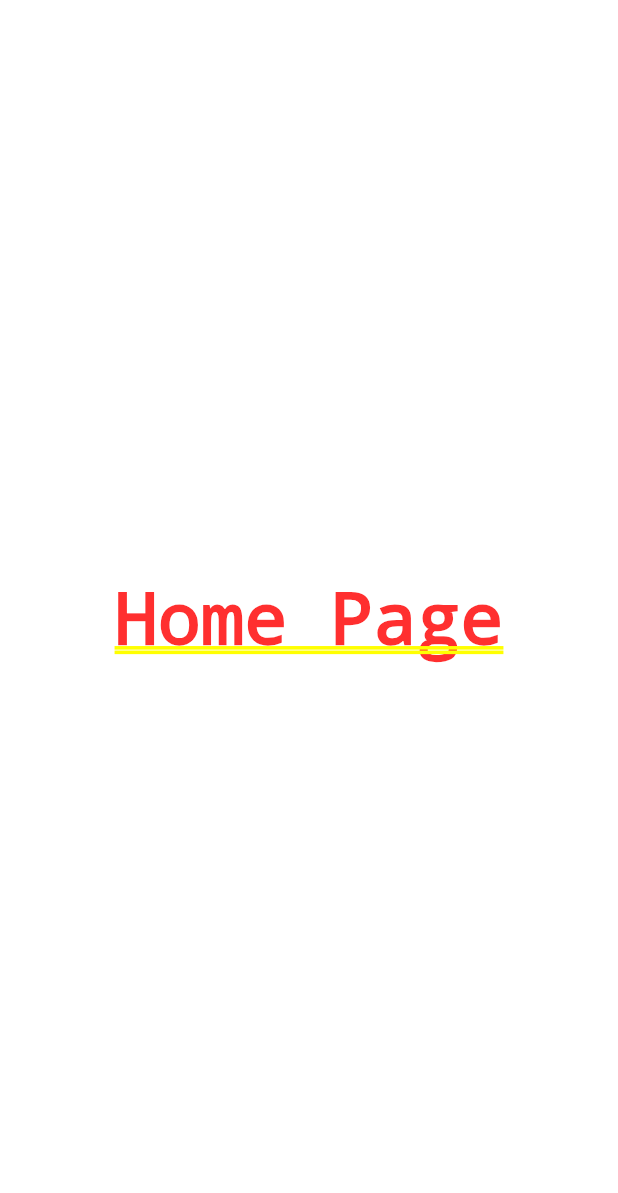
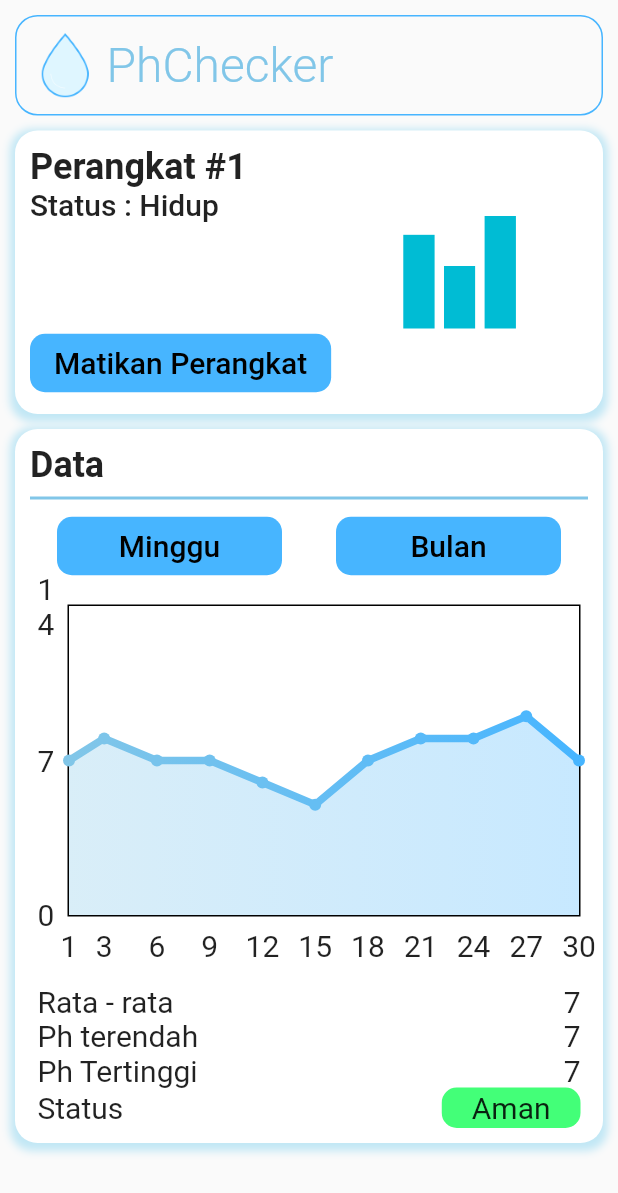
Before and after one commit to MissterMan/ph_check, a Flutter app: the screen it shows after launch, on a phone screen of 412 x 824 dp. Shown: the top 1193 px of the screen. Run offline on Flutter 3.47's test engine with Material 2 defaults, Android fonts, the phone set to English and light mode, and no system bars; drawn by our look-alikes of fl_chart; our stand-ins replace google_fonts.

Commit message:
menambahkan home page

```diff
--- a/lib/page/home_page.dart
+++ b/lib/page/home_page.dart
@@ -1,4 +1,7 @@
-import 'package:flutter/cupertino.dart';
+import 'package:flutter/material.dart';
+import 'package:ph_check/widget/container_data.dart';
+import 'package:ph_check/widget/container_status.dart';
+import 'package:ph_check/widget/custom_appbar.dart';
 
 class HomePage extends StatelessWidget {
   static const routeName = '/home_page';
@@ -6,8 +9,27 @@ class HomePage extends StatelessWidget {
 
   @override
   Widget build(BuildContext context) {
-    return const Center(
-      child: Text('Home Page'),
+    return Scaffold(
+      body: SafeArea(
+        child: SingleChildScrollView(
+          child: Container(
+            padding: const EdgeInsets.all(10),
+            child: Column(
+              children: const [
+                CustomAppBar(),
+                SizedBox(
+                  height: 10,
+                ),
+                ContainerStatus(status: true),
+                SizedBox(
+                  height: 10,
+                ),
+                ContainerData(),
+              ],
+            ),
+          ),
+        ),
+      ),
     );
   }
 }
--- a/lib/util/style.dart
+++ b/lib/util/style.dart
@@ -6,11 +6,22 @@ TextStyle titleTextStyle = GoogleFonts.quantico(
   fontWeight: FontWeight.w300,
   color: blueLight,
 );
-
-TextStyle headlineTextStyle = GoogleFonts.poorStory(fontSize: 24);
+TextStyle headline1TextStyle = GoogleFonts.poorStory(
+  fontSize: 32,
+  fontWeight: FontWeight.w300,
+  color: blueLight,
+);
+TextStyle headline2TextStyle = GoogleFonts.poorStory(fontSize: 24);
 TextStyle normalTextStyle = GoogleFonts.poorStory(fontSize: 20);
 
 const Color blueLight = Color(0xFF81c6e8);
 const Color blueDark = Color(0xFF47b5ff);
 const Color blueShadow = Color(0xFFC1E7F5);
 const Color greenLight = Color(0xFF43FF78);
+const Color black = Color(0xFF000000);
+const Color white = Color(0xFFFFFFFF);
+
+List<Color> gradientColors = [
+  blueLight,
+  blueDark,
+];
--- /dev/null
+++ b/lib/widget/chart.dart
@@ -0,0 +1,266 @@
+import 'package:fl_chart/fl_chart.dart';
+import 'package:flutter/material.dart';
+import 'package:ph_check/util/style.dart';
+
+class Chart extends StatefulWidget {
+  const Chart({super.key});
+
+  @override
+  State<Chart> createState() => _ChartState();
+}
+
+class _ChartState extends State<Chart> {
+  bool showAvg = true;
+
+  @override
+  Widget build(BuildContext context) {
+    return Stack(
+      children: <Widget>[
+        AspectRatio(
+          aspectRatio: 1.5,
+          child: Padding(
+            padding: const EdgeInsets.all(5),
+            child: LineChart(
+              showAvg ? monthData() : weekData(),
+            ),
+          ),
+        ),
+      ],
+    );
+  }
+
+  Widget bottomWeekTitleWidgets(double value, TitleMeta meta) {
+    Widget text;
+    switch (value.toInt()) {
+      case 1:
+        text = Text('S', style: normalTextStyle);
+        break;
+      case 2:
+        text = Text('S', style: normalTextStyle);
+        break;
+      case 3:
+        text = Text('R', style: normalTextStyle);
+        break;
+      case 4:
+        text = Text('K', style: normalTextStyle);
+        break;
+      case 5:
+        text = Text('J', style: normalTextStyle);
+        break;
+      case 6:
+        text = Text('S', style: normalTextStyle);
+        break;
+      case 7:
+        text = Text('M', style: normalTextStyle);
+        break;
+      default:
+        text = Text('', style: normalTextStyle);
+        break;
+    }
+
+    return SideTitleWidget(
+      axisSide: meta.axisSide,
+      child: text,
+    );
+  }
+
+  Widget bottomMonthTitleWidgets(double value, TitleMeta meta) {
+    Widget text;
+    switch (value.toInt()) {
+      case 1:
+        text = Text('1', style: normalTextStyle);
+        break;
+      case 3:
+        text = Text('3', style: normalTextStyle);
+        break;
+      case 6:
+        text = Text('6', style: normalTextStyle);
+        break;
+      case 9:
+        text = Text('9', style: normalTextStyle);
+        break;
+      case 12:
+        text = Text('12', style: normalTextStyle);
+        break;
+      case 15:
+        text = Text('15', style: normalTextStyle);
+        break;
+      case 18:
+        text = Text('18', style: normalTextStyle);
+        break;
+      case 21:
+        text = Text('21', style: normalTextStyle);
+        break;
+      case 24:
+        text = Text('24', style: normalTextStyle);
+        break;
+      case 27:
+        text = Text('27', style: normalTextStyle);
+        break;
+      case 30:
+        text = Text('30', style: normalTextStyle);
+        break;
+      default:
+        text = Text('', style: normalTextStyle);
+        break;
+    }
+
+    return SideTitleWidget(
+      axisSide: meta.axisSide,
+      child: text,
+    );
+  }
+
+  Widget leftTitleWidgets(double value, TitleMeta meta) {
+    String text;
+    switch (value.toInt()) {
+      case 0:
+        text = '0';
+        break;
+      case 7:
+        text = '7';
+        break;
+      case 14:
+        text = '14';
+        break;
+      default:
+        return Container();
+    }
+
+    return Text(text, style: normalTextStyle, textAlign: TextAlign.left);
+  }
+
+  LineChartData weekData() {
+    return LineChartData(
+      gridData: FlGridData(
+        show: false,
+      ),
+      titlesData: FlTitlesData(
+        show: true,
+        rightTitles: AxisTitles(
+          sideTitles: SideTitles(showTitles: false),
+        ),
+        topTitles: AxisTitles(
+          sideTitles: SideTitles(showTitles: false),
+        ),
+        bottomTitles: AxisTitles(
+          sideTitles: SideTitles(
+            showTitles: true,
+            reservedSize: 30,
+            interval: 1,
+            getTitlesWidget: bottomWeekTitleWidgets,
+          ),
+        ),
+        leftTitles: AxisTitles(
+          sideTitles: SideTitles(
+            showTitles: true,
+            interval: 1,
+            getTitlesWidget: leftTitleWidgets,
+            reservedSize: 20,
+          ),
+        ),
+      ),
+      minX: 1,
+      maxX: 7,
+      minY: 0,
+      maxY: 14,
+      lineBarsData: [
+        LineChartBarData(
+          spots: const [
+            FlSpot(1, 7),
+            FlSpot(2, 8),
+            FlSpot(3, 7),
+            FlSpot(4, 7),
+            FlSpot(5, 6),
+            FlSpot(6, 5),
+            FlSpot(7, 6),
+          ],
+          gradient: LinearGradient(
+            colors: gradientColors,
+          ),
+          barWidth: 5,
+          dotData: FlDotData(
+            show: true,
+          ),
+          belowBarData: BarAreaData(
+            show: true,
+            gradient: LinearGradient(
+              colors: gradientColors
+                  .map((color) => color.withOpacity(0.3))
+                  .toList(),
+            ),
+          ),
+        ),
+      ],
+    );
+  }
+
+  LineChartData monthData() {
+    return LineChartData(
+      gridData: FlGridData(
+        show: false,
+      ),
+      titlesData: FlTitlesData(
+        show: true,
+        rightTitles: AxisTitles(
+          sideTitles: SideTitles(showTitles: false),
+        ),
+        topTitles: AxisTitles(
+          sideTitles: SideTitles(showTitles: false),
+        ),
+        bottomTitles: AxisTitles(
+          sideTitles: SideTitles(
+            showTitles: true,
+            reservedSize: 30,
+            interval: 1,
+            getTitlesWidget: bottomMonthTitleWidgets,
+          ),
+        ),
+        leftTitles: AxisTitles(
+          sideTitles: SideTitles(
+            showTitles: true,
+            interval: 1,
+            getTitlesWidget: leftTitleWidgets,
+            reservedSize: 20,
+          ),
+        ),
+      ),
+      minX: 1,
+      maxX: 30,
+      minY: 0,
+      maxY: 14,
+      lineBarsData: [
+        LineChartBarData(
+          spots: const [
+            FlSpot(1, 7),
+            FlSpot(3, 8),
+            FlSpot(6, 7),
+            FlSpot(9, 7),
+            FlSpot(12, 6),
+            FlSpot(15, 5),
+            FlSpot(18, 7),
+            FlSpot(21, 8),
+            FlSpot(24, 8),
+            FlSpot(27, 9),
+            FlSpot(30, 7),
+          ],
+          gradient: LinearGradient(
+            colors: gradientColors,
+          ),
+          barWidth: 5,
+          dotData: FlDotData(
+            show: true,
+          ),
+          belowBarData: BarAreaData(
+            show: true,
+            gradient: LinearGradient(
+              colors: gradientColors
+                  .map((color) => color.withOpacity(0.3))
+                  .toList(),
+            ),
+          ),
+        ),
+      ],
+    );
+  }
+}
--- /dev/null
+++ b/lib/widget/container_data.dart
@@ -0,0 +1,65 @@
+import 'package:flutter/material.dart';
+import 'package:ph_check/util/style.dart';
+import 'package:ph_check/widget/chart.dart';
+import 'package:ph_check/widget/custom_container.dart';
+import 'package:ph_check/widget/custom_text_button.dart';
+import 'package:ph_check/widget/detail_data.dart';
+
+class ContainerData extends StatelessWidget {
+  const ContainerData({super.key});
+
+  @override
+  Widget build(BuildContext context) {
+    return CustomContainer(
+      child: Column(
+        crossAxisAlignment: CrossAxisAlignment.start,
+        children: [
+          Text(
+            'Data',
+            style: headline2TextStyle.copyWith(
+              fontWeight: FontWeight.w600,
+            ),
+          ),
+          const Divider(
+            color: blueLight,
+            thickness: 2,
+          ),
+          Row(
+            mainAxisAlignment: MainAxisAlignment.spaceAround,
+            children: [
+              SizedBox(
+                width: 150,
+                child: CustomTextButton(
+                  onPressed: () {},
+                  title: 'Minggu',
+                  padding: const EdgeInsets.all(0),
+                ),
+              ),
+              SizedBox(
+                width: 150,
+                child: CustomTextButton(
+                  onPressed: () {},
+                  title: 'Bulan',
+                  padding: const EdgeInsets.all(0),
+                ),
+              ),
+            ],
+          ),
+          SizedBox(
+            height: 10,
+          ),
+          Chart(),
+          SizedBox(
+            height: 10,
+          ),
+          const DetailData(
+            average: '7',
+            max: '7',
+            min: '7',
+            status: 'Aman',
+          ),
+        ],
+      ),
+    );
+  }
+}
--- /dev/null
+++ b/lib/widget/container_status.dart
@@ -0,0 +1,57 @@
+import 'package:flutter/cupertino.dart';
+import 'package:ph_check/util/style.dart';
+import 'package:ph_check/widget/custom_container.dart';
+import 'package:ph_check/widget/custom_text_button.dart';
+
+class ContainerStatus extends StatelessWidget {
+  final bool status;
+  const ContainerStatus({super.key, required this.status});
+
+  @override
+  Widget build(BuildContext context) {
+    return CustomContainer(
+      child: Row(
+        mainAxisAlignment: MainAxisAlignment.center,
+        children: [
+          Column(
+            crossAxisAlignment: CrossAxisAlignment.start,
+            children: [
+              Text(
+                'Perangkat #1',
+                style: headline2TextStyle.copyWith(
+                  fontWeight: FontWeight.w600,
+                ),
+              ),
+              Text(
+                'Status : ${status ? 'Hidup' : 'Mati'}',
+                style: normalTextStyle.copyWith(
+                  fontWeight: FontWeight.w500,
+                ),
+              ),
+              const SizedBox(
+                height: 70,
+              ),
+              CustomTextButton(
+                title: status ? 'Matikan Perangkat' : 'Hidupkan Perangkat',
+                padding: const EdgeInsets.symmetric(horizontal: 8),
+                onPressed: () {},
+              ),
+            ],
+          ),
+          Expanded(
+            child: Container(
+              width: 100,
+              height: 100,
+              decoration: BoxDecoration(
+                image: DecorationImage(
+                  image:
+                      AssetImage(status ? 'assets/on.gif' : 'assets/sleep.gif'),
+                ),
+              ),
+            ),
+          ),
+        ],
+      ),
+    );
+  }
+}
--- /dev/null
+++ b/lib/widget/custom_appbar.dart
@@ -0,0 +1,40 @@
+import 'package:flutter/cupertino.dart';
+import 'package:ph_check/util/style.dart';
+
+class CustomAppBar extends StatelessWidget {
+  const CustomAppBar({super.key});
+
+  @override
+  Widget build(BuildContext context) {
+    return Container(
+      decoration: BoxDecoration(
+        border: Border.all(
+          color: blueDark,
+          width: 1.0,
+        ),
+        borderRadius: BorderRadius.circular(15.0),
+      ),
+      padding: const EdgeInsets.all(10),
+      child: Row(
+        children: [
+          Container(
+            width: 45,
+            height: 45,
+            decoration: const BoxDecoration(
+              image: DecorationImage(
+                image: AssetImage('assets/logo.png'),
+              ),
+            ),
+          ),
+          const SizedBox(
+            width: 5,
+          ),
+          Text(
+            'PhChecker',
+            style: headline1TextStyle,
+          ),
+        ],
+      ),
+    );
+  }
+}
--- /dev/null
+++ b/lib/widget/custom_container.dart
@@ -0,0 +1,27 @@
+import 'package:flutter/cupertino.dart';
+import 'package:ph_check/util/style.dart';
+
+class CustomContainer extends StatelessWidget {
+  final Widget child;
+  const CustomContainer({super.key, required this.child});
+
+  @override
+  Widget build(BuildContext context) {
+    return Container(
+      padding: const EdgeInsets.all(10),
+      decoration: BoxDecoration(
+        color: white,
+        borderRadius: BorderRadius.circular(15.0),
+        boxShadow: const [
+          BoxShadow(
+            color: blueShadow,
+            blurRadius: 4.0,
+            offset: Offset(0, 2.0),
+            spreadRadius: 3,
+          ),
+        ],
+      ),
+      child: child,
+    );
+  }
+}
--- /dev/null
+++ b/lib/widget/custom_text_button.dart
@@ -0,0 +1,33 @@
+import 'package:flutter/material.dart';
+import 'package:ph_check/util/style.dart';
+
+class CustomTextButton extends StatelessWidget {
+  final String title;
+  final EdgeInsets padding;
+  final Function() onPressed;
+  const CustomTextButton(
+      {super.key,
+      required this.title,
+      required this.padding,
+      required this.onPressed});
+
+  @override
+  Widget build(BuildContext context) {
+    return TextButton(
+      onPressed: onPressed,
+      style: TextButton.styleFrom(
+        backgroundColor: blueDark,
+        shape: RoundedRectangleBorder(
+          borderRadius: BorderRadius.circular(10),
+        ),
+      ),
+      child: Container(
+        padding: padding,
+        child: Text(
+          title,
+          style: normalTextStyle.copyWith(color: black),
+        ),
+      ),
+    );
+  }
+}
--- /dev/null
+++ b/lib/widget/detail_data.dart
@@ -0,0 +1,87 @@
+import 'package:flutter/cupertino.dart';
+import 'package:ph_check/util/style.dart';
+
+class DetailData extends StatelessWidget {
+  final String average;
+  final String max;
+  final String min;
+  final String status;
+  const DetailData({
+    super.key,
+    required this.average,
+    required this.max,
+    required this.min,
+    required this.status,
+  });
+
+  @override
+  Widget build(BuildContext context) {
+    return Container(
+      margin: const EdgeInsets.symmetric(horizontal: 5),
+      child: Column(
+        children: [
+          Row(
+            mainAxisAlignment: MainAxisAlignment.spaceBetween,
+            children: [
+              Text(
+                'Rata - rata',
+                style: normalTextStyle,
+              ),
+              Text(
+                average,
+                style: normalTextStyle,
+              ),
+            ],
+          ),
+          Row(
+            mainAxisAlignment: MainAxisAlignment.spaceBetween,
+            children: [
+              Text(
+                'Ph terendah',
+                style: normalTextStyle,
+              ),
+              Text(
+                max,
+                style: normalTextStyle,
+              ),
+            ],
+          ),
+          Row(
+            mainAxisAlignment: MainAxisAlignment.spaceBetween,
+            children: [
+              Text(
+                'Ph Tertinggi',
+                style: normalTextStyle,
+              ),
+              Text(
+                min,
+                style: normalTextStyle,
+              ),
+            ],
+          ),
+          Row(
+            mainAxisAlignment: MainAxisAlignment.spaceBetween,
+            children: [
+              Text(
+                'Status',
+                style: normalTextStyle,
+              ),
+              Container(
+                decoration: BoxDecoration(
+                  color: greenLight,
+                  borderRadius: BorderRadius.circular(10.0),
+                ),
+                padding:
+                    const EdgeInsets.symmetric(horizontal: 20, vertical: 2),
+                child: Text(
+                  status,
+                  style: normalTextStyle,
+                ),
+              )
+            ],
+          ),
+        ],
+      ),
+    );
+  }
+}
--- a/pubspec.yaml
+++ b/pubspec.yaml
@@ -39,6 +39,7 @@ dependencies:
   http: ^0.13.5
   provider: ^6.0.4
   google_fonts: ^3.0.1
+  fl_chart: ^0.55.2
 
 dev_dependencies:
   flutter_test:
```
Also changed, not shown: pubspec.lock.
